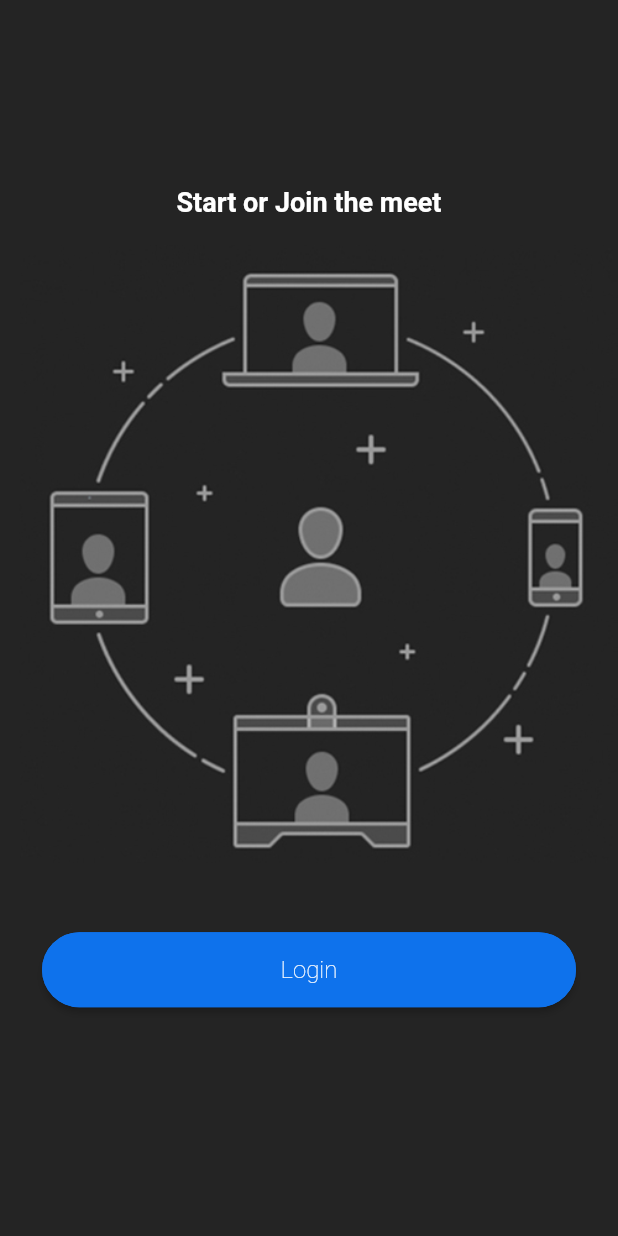
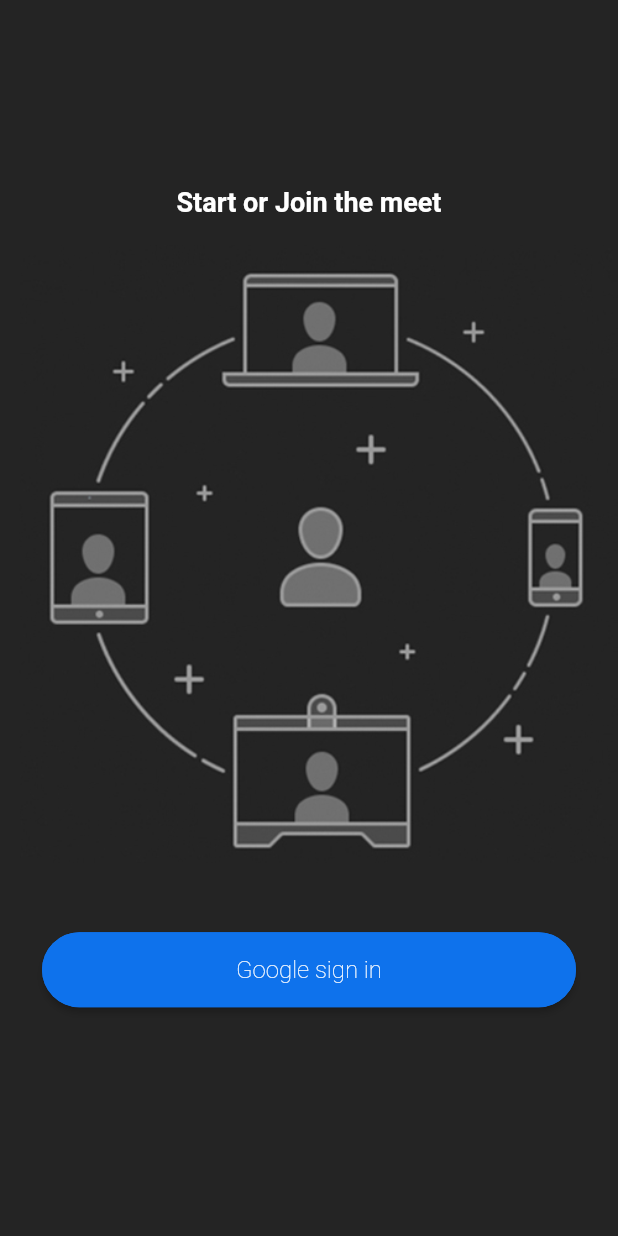
Before and after one commit to anshulkapoor08/zoom_clone, a Flutter app: the screen it shows after launch, on a phone screen of 412 x 824 dp. Run offline on Flutter 3.47's test engine with Material 2 defaults, Android fonts, the phone set to English and light mode, and no system bars; our stand-ins replace cloud_firestore, firebase_auth, firebase_core, google_sign_in; accounts and stored records are empty.

Commit message:
third commit

```diff
--- a/lib/main.dart
+++ b/lib/main.dart
@@ -1,4 +1,5 @@
 import 'package:flutter/material.dart';
+import 'package:zoom_clone/resources/auth_methods.dart';
 import 'package:zoom_clone/screens/home_screen.dart';
 import 'package:zoom_clone/screens/login_screen.dart';
 import 'package:zoom_clone/utility/colors.dart';
@@ -34,7 +35,19 @@ class MyApp extends StatelessWidget {
         '/login': ((context) => LoginScreen()),
         '/home': ((context)=> HomeScreen()),
       },
-      home: const LoginScreen(),
+      home: StreamBuilder(stream: AuthMethods().authChanges, builder:(context, snapshot)
+      {
+        if( snapshot.connectionState== ConnectionState.waiting){
+          return Center(
+            child: CircularProgressIndicator(),
+          );
+        }
+        if( snapshot.hasData){
+          return const HomeScreen();
+        }
+        return LoginScreen();
+      },
+      )
     );
   }
 }
--- a/lib/resources/auth_methods.dart
+++ b/lib/resources/auth_methods.dart
@@ -9,6 +9,9 @@ import 'package:zoom_clone/utility/utils.dart';
 class AuthMethods {
   final FirebaseAuth auth = FirebaseAuth.instance;
   final FirebaseFirestore firestore = FirebaseFirestore.instance;
+
+  Stream<User?> get authChanges=> auth.authStateChanges();
+
   Future<bool> signInWithGoogle(BuildContext context) async {
     bool res = false;
     try {
--- a/lib/screens/login_screen.dart
+++ b/lib/screens/login_screen.dart
@@ -30,7 +30,7 @@ class _LoginScreenState extends State<LoginScreen> {
            padding: const EdgeInsets.symmetric(vertical: 18.0),
            child: Image.asset('assets/images/onboarding.jpg'),
          ),
-          CustomButton(text: 'Login', onPressed: () async{
+          CustomButton(text: 'Google sign in', onPressed: () async{
             bool res = await auth.signInWithGoogle(context);
             if(res){
               Navigator.push(context, '/home' as Route<Object?>);
```
